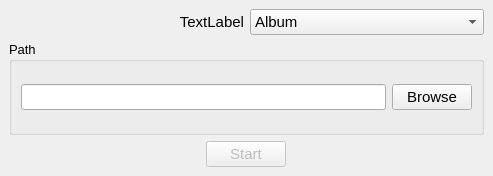
First picture: the form in windows/main_window.ui, repository Romez1990/music-manager, before the edit.
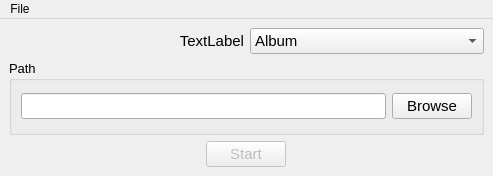
Second picture: the form after the edit.

Commit message: Design menubar

Diff of the .ui file:
```diff
--- a/windows/main_window.ui
+++ b/windows/main_window.ui
@@ -135,6 +135,15 @@
                     <height>20</height>
                 </rect>
             </property>
+            <widget class="QMenu" name="file_menu">
+                <property name="title">
+                    <string>File</string>
+                </property>
+                <addaction name="start_action"/>
+                <addaction name="settings_action"/>
+                <addaction name="quit_action"/>
+            </widget>
+            <addaction name="file_menu"/>
         </widget>
     </widget>
     <resources/>
```
Left out of the diff: 16 changed lines with no effect on the pictures. The commit also changes 1 other file.
